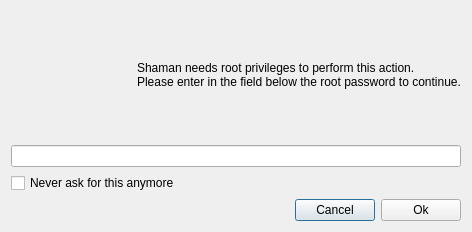
This is trunk/shaman/ui/authDialog.ui in drf/shaman1 as Qt 5 draws it before an edit. The edited form follows.
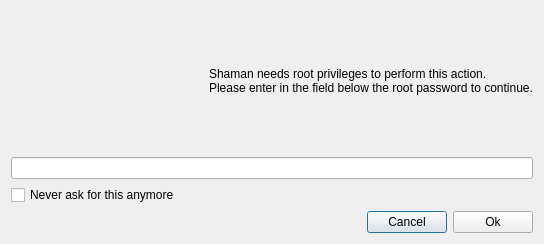
This is the edited form. Icons and pictures are not drawn.

Commit message: Shortcuts for buttons: Ok ---> Return(Enter?) Cancel ---> Backspace

What changed in the file:
```diff
--- a/trunk/shaman/ui/authDialog.ui
+++ b/trunk/shaman/ui/authDialog.ui
@@ -5,8 +5,8 @@
    <rect>
     <x>0</x>
     <y>0</y>
-    <width>472</width>
-    <height>232</height>
+    <width>544</width>
+    <height>244</height>
    </rect>
   </property>
   <property name="windowTitle" >
```
Left out of the diff: 6 changed lines with no effect on the pictures.
